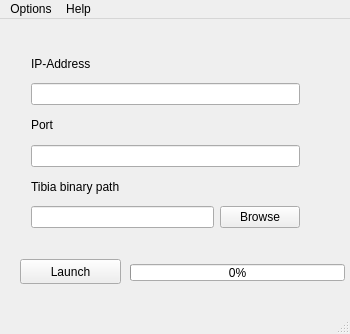
Above: gui/MainWindow.ui from felixkorch/ipchanger before the change. Below: the same form after it.
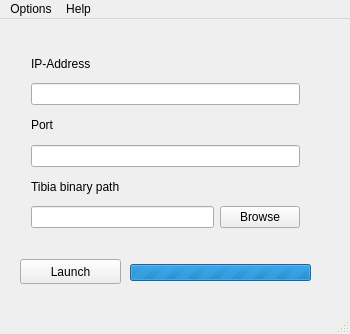
That is the form after the change.

```diff
--- a/gui/MainWindow.ui
+++ b/gui/MainWindow.ui
@@ -114,10 +114,13 @@
      <rect>
       <x>130</x>
       <y>245</y>
-      <width>215</width>
+      <width>181</width>
       <height>17</height>
      </rect>
     </property>
+    <property name="maximum">
+     <number>0</number>
+    </property>
     <property name="value">
      <number>0</number>
     </property>
```
Left out of the diff: 2 changed lines with no effect on the pictures.
